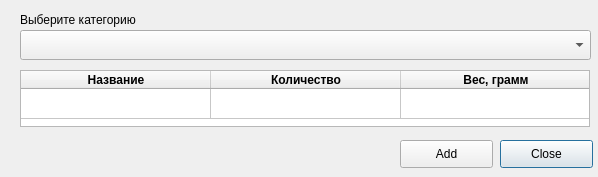
Before: the Qt Designer form add_item.ui in vasiliypozhinskiy/packing, drawn with Qt 5.
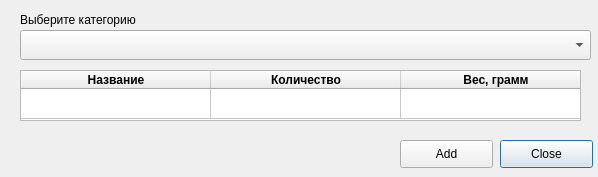
After: the same form once the commit is applied.

What changed in the file:
```diff
--- a/add_item.ui
+++ b/add_item.ui
@@ -67,8 +67,8 @@
     <rect>
      <x>20</x>
      <y>70</y>
-     <width>570</width>
-     <height>57</height>
+     <width>561</width>
+     <height>51</height>
     </rect>
    </property>
    <property name="sizePolicy">
```
Left out of the diff: 6 changed lines with no effect on the pictures.
